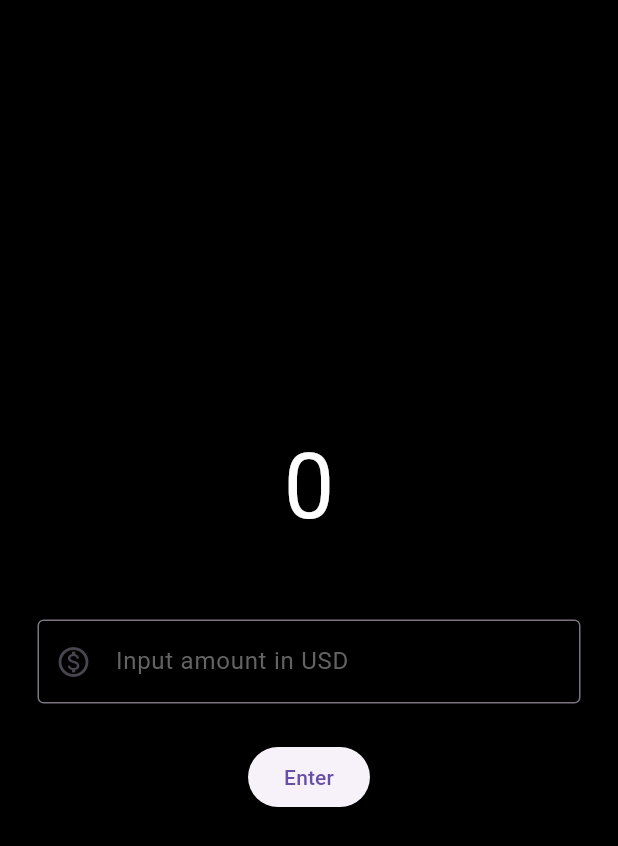
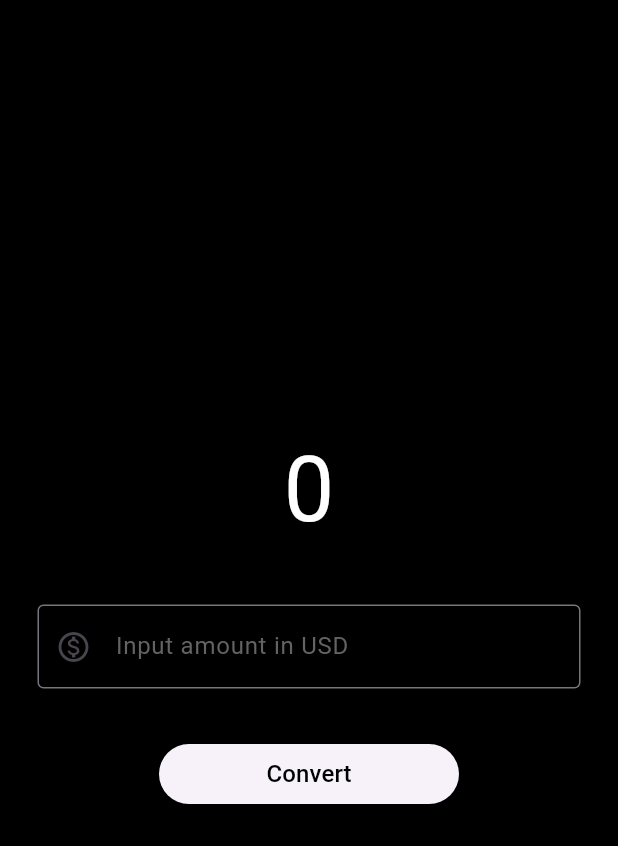
Before and after one commit to SajenTuladhar/currency_converter, a Flutter app: the screen it shows after launch, on a phone screen of 412 x 824 dp. Shown: the top 846 px of the screen. Run offline on Flutter 3.47's test engine with Material 3 defaults, Android fonts, the phone set to English and light mode, and no system bars.

Commit message:
button properties

```diff
--- a/lib/home_page.dart
+++ b/lib/home_page.dart
@@ -1,24 +1,28 @@
 import 'package:flutter/material.dart';
+import 'package:flutter/rendering.dart';
 import 'package:flutter/widgets.dart';
 
-
 class Home extends StatelessWidget {
-  const Home ({super.key});
+  const Home({super.key});
 
   @override
   Widget build(BuildContext context) {
-    return  Scaffold(
+    return Scaffold(
       backgroundColor: Colors.black,
-      body:  Center(
+      body: Center(
         child: Column(
           mainAxisAlignment: MainAxisAlignment.center,
           children: [
-            const Text('0',
+            const Text(
+              '0',
               style: TextStyle(
                 color: Colors.white,
                 fontSize: 60,
-            ),),
-            const SizedBox(height: 20,),
+              ),
+            ),
+            const SizedBox(
+              height: 8,
+            ),
             const Padding(
               padding: EdgeInsets.all(25),
               child: TextField(
@@ -33,13 +37,21 @@ class Home extends StatelessWidget {
                 ),
                 keyboardType: TextInputType.numberWithOptions(),
               ),
-
             ),
-            ElevatedButton(onPressed: () {}, child: const Text('Enter'))
+            const SizedBox(
+              height: 8,
+            ),
+            ElevatedButton(
+                style: const ButtonStyle(
+                  fixedSize: MaterialStatePropertyAll(Size(200, 30))
+                ),
+                onPressed: () {},
+                child: const Text(
+                  'Convert',
+                  style: TextStyle(fontSize: 16, color: Colors.black),
+                ))
           ],
         ),
-
-
       ),
     );
   }
```
Lines whose indentation alone changed are shown as unchanged.
